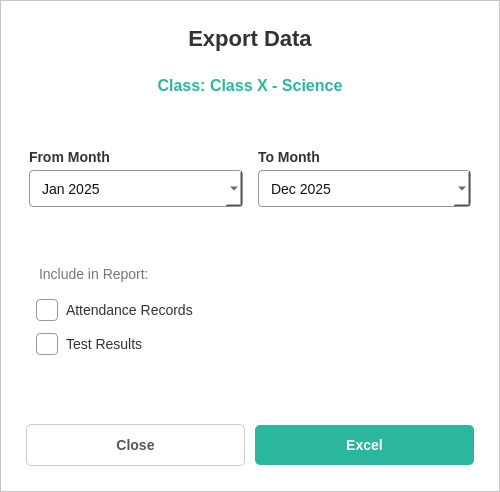
Above: ui/QTFiles/Components/exportReportPopup.ui from fizzycoding/Attendance-Management-System--College before the change. Below: the same form after it.
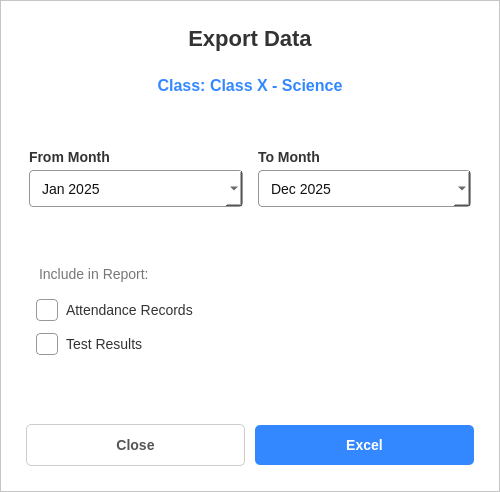
That is the form after the change. Icons and pictures are not drawn.

The edit to the form file:
```diff
--- a/ui/QTFiles/Components/exportReportPopup.ui
+++ b/ui/QTFiles/Components/exportReportPopup.ui
@@ -45,9 +45,8 @@
     font-weight: 600;
     border: none; 
 }
-/* Class Name Label Specific Style */
 #label_class_name {
-    color: #2ab79d;
+    color: #3388FF;
     font-size: 16px;
     font-weight: 700;
 }
@@ -67,9 +66,9 @@
     background: white;
 }
 QCheckBox::indicator:checked {
-    background-color: #2ab79d;
-    border: 1px solid #2ab79d;
-    image: url(:/icons/checked.png); /* Ensure you handle the icon or remove this line if strictly relying on color */
+    background-color: #3388FF;
+    border: 1px solid #3388FF;
+    image: url(icons/checked.png); /* Ensure you handle the icon or remove this line if strictly relying on color */
 }
 
 /* General Input Style */
@@ -86,17 +85,15 @@
 QDateEdit:focus {
     border: 1.5px solid #2ab79d;
 }
-/* Calendar Widget Styling */
 QCalendarWidget QWidget { background-color: white; color: black; }
 QCalendarWidget QAbstractItemView:enabled { 
     color: black; 
-    selection-background-color: #2ab79d; 
+    selection-background-color: #3388FF; 
     selection-color: white;
 }
 QCalendarWidget QToolButton { color: black; icon-size: 25px; }
 QCalendarWidget QSpinBox { background-color: white; color: black; }
 
-/* Button Styles */
 QPushButton {
     height: 40px;
     padding: 0 16px;
@@ -108,21 +105,12 @@
     color: white;
 }
 
-/* Excel Button (Green) */
 #btn_excel {
-    background-color: #2ab79d;
+    background-color: #3388FF;
 }
 #btn_excel:hover { background-color: #159079; }
 #btn_excel:pressed { background-color: #044d40; }
 
-/* PDF Button (Redish/Orange to differentiate) */
-#btn_pdf {
-    background-color: #E53935;
-}
-#btn_pdf:hover { background-color: #C62828; }
-#btn_pdf:pressed { background-color: #B71C1C; }
-
-/* Close Button (Outlined) */
 #btn_close {
     background-color: transparent;
     color: #555;
```
Left out of the diff: 5 changed lines with no effect on the pictures.
